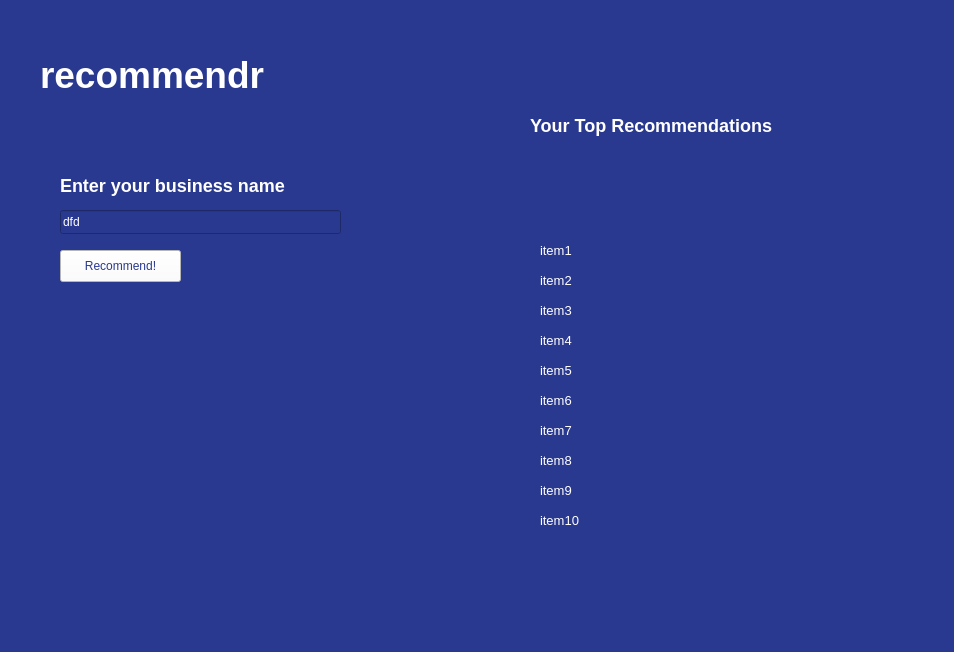
Old version of the form frontend/layout.ui in the repository therogerwang/rd-2021.
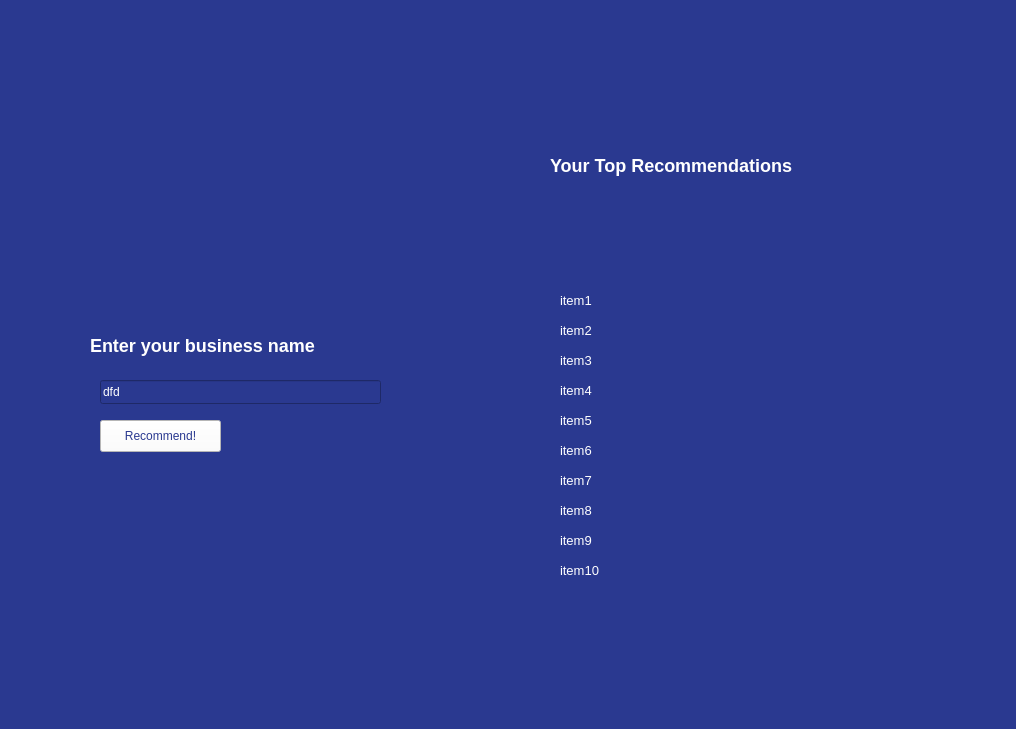
New version of the form. Icons and pictures are not drawn.

Commit message: gui with new look and logo

The edit to the form file:
```diff
--- a/frontend/layout.ui
+++ b/frontend/layout.ui
@@ -6,8 +6,8 @@
    <rect>
     <x>0</x>
     <y>0</y>
-    <width>954</width>
-    <height>652</height>
+    <width>1016</width>
+    <height>729</height>
    </rect>
   </property>
   <property name="windowTitle">
@@ -22,22 +22,22 @@
      <rect>
       <x>40</x>
       <y>40</y>
-      <width>341</width>
-      <height>71</height>
+      <width>261</width>
+      <height>211</height>
      </rect>
     </property>
     <property name="styleSheet">
      <string notr="true">color:rgb(255, 255, 255)</string>
     </property>
     <property name="text">
-     <string>&lt;html&gt;&lt;head/&gt;&lt;body&gt;&lt;p&gt;&lt;span style=&quot; font-size:28pt; font-weight:600;&quot;&gt;recommendr&lt;/span&gt;&lt;/p&gt;&lt;/body&gt;&lt;/html&gt;</string>
+     <string>&lt;html&gt;&lt;head/&gt;&lt;body&gt;&lt;p&gt;&lt;img src=&quot;:/newPrefix/RECOVEND_white.png&quot;/&gt;&lt;/p&gt;&lt;/body&gt;&lt;/html&gt;</string>
     </property>
    </widget>
    <widget class="QLabel" name="label_2">
     <property name="geometry">
      <rect>
-      <x>60</x>
-      <y>170</y>
+      <x>90</x>
+      <y>330</y>
       <width>321</width>
       <height>31</height>
      </rect>
@@ -52,8 +52,8 @@
    <widget class="QLineEdit" name="lineEdit">
     <property name="geometry">
      <rect>
-      <x>60</x>
-      <y>210</y>
+      <x>100</x>
+      <y>380</y>
       <width>281</width>
       <height>24</height>
      </rect>
@@ -68,8 +68,8 @@
    <widget class="QLabel" name="label_3">
     <property name="geometry">
      <rect>
-      <x>530</x>
-      <y>110</y>
+      <x>550</x>
+      <y>150</y>
       <width>341</width>
       <height>31</height>
      </rect>
@@ -84,8 +84,8 @@
    <widget class="QLabel" name="label_4">
     <property name="geometry">
      <rect>
-      <x>540</x>
-      <y>160</y>
+      <x>560</x>
+      <y>210</y>
       <width>341</width>
       <height>451</height>
      </rect>
@@ -100,8 +100,8 @@
    <widget class="QPushButton" name="pushButton">
     <property name="geometry">
      <rect>
-      <x>60</x>
-      <y>250</y>
+      <x>100</x>
+      <y>420</y>
       <width>121</width>
       <height>32</height>
      </rect>
```
Left out of the diff: 4 changed lines with no effect on the pictures. The commit also changes 4 other files.
